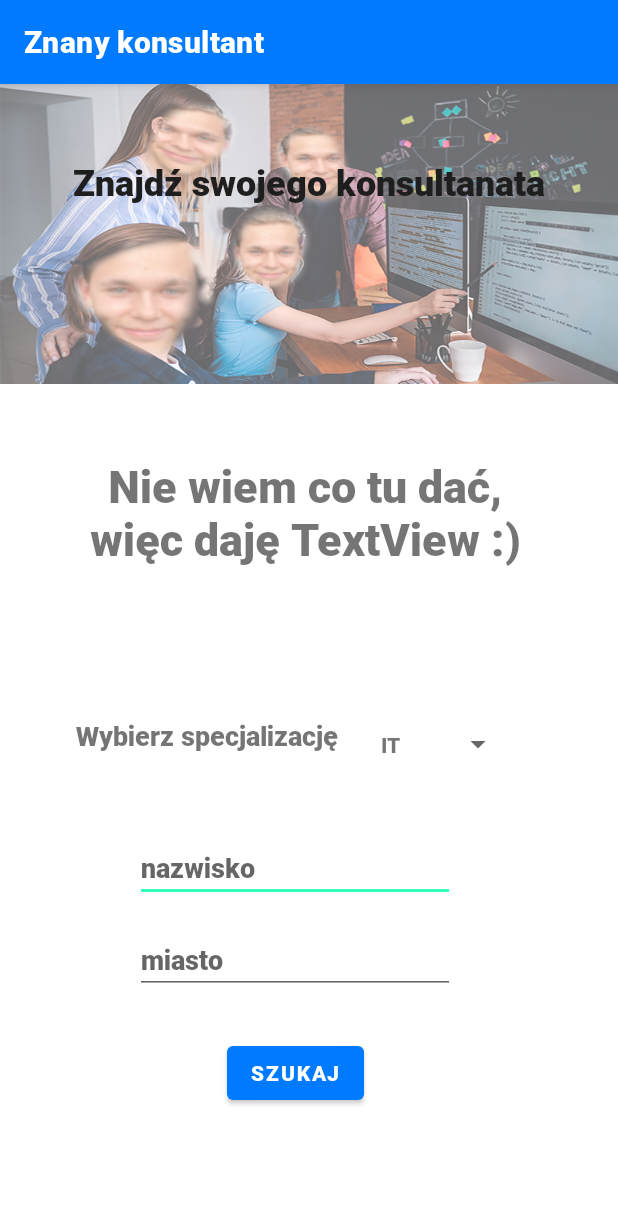
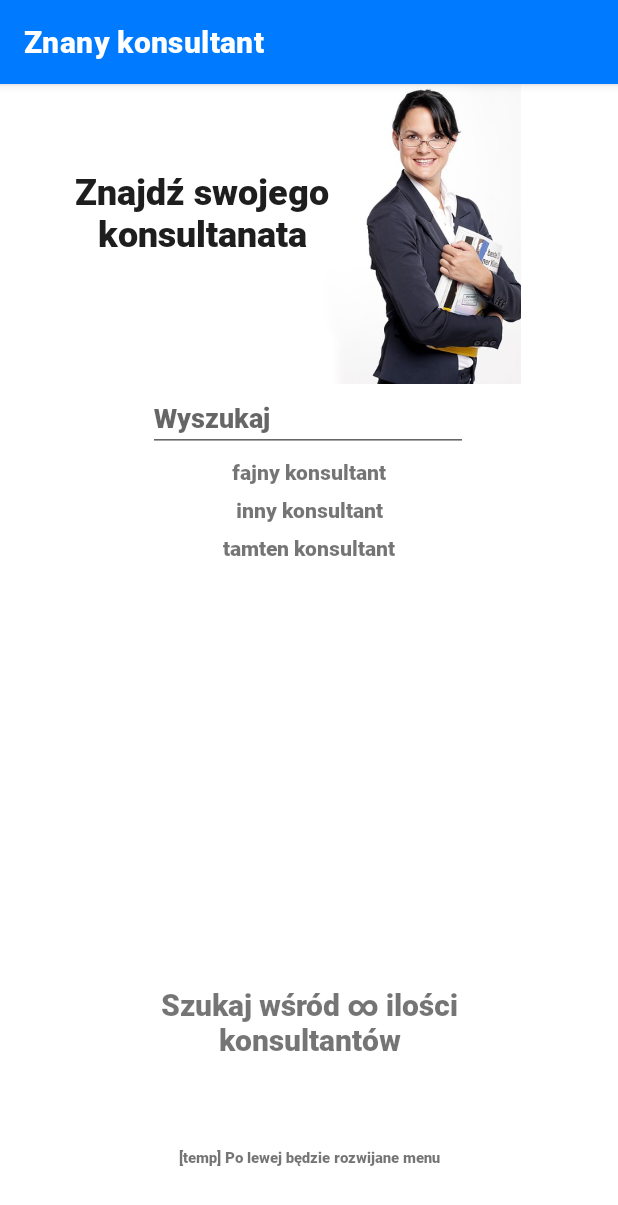
Before and after one commit to d-szydlo/znany-konsultant, an Android app: the MainPageActivity screen opened directly, with no data from a screen before it, on a phone screen of 412 x 824 dp. Shown: the top 1205 px of the screen. Run offline under Robolectric (Android 15) with nearby library versions, the phone set to English and light mode, and no system bars; Roboto replaces fonts that are not available here.

Commit message:
Implement user main page

```diff
--- a/app/build.gradle
+++ b/app/build.gradle
@@ -48,4 +48,6 @@ dependencies {
     androidTestImplementation 'androidx.test.ext:junit:1.1.2'
     androidTestImplementation 'androidx.test.espresso:espresso-core:3.3.0'
     implementation 'info.hoang8f:android-segmented:1.0.6'
+
+    implementation 'androidx.recyclerview:recyclerview:1.2.0'
 }
--- /dev/null
+++ b/app/src/main/java/com/example/znanykonultant/ConsultantListAdapter.kt
@@ -0,0 +1,27 @@
+package com.example.znanykonultant
+
+import android.view.LayoutInflater
+import android.view.View
+import android.view.ViewGroup
+import android.widget.TextView
+import androidx.recyclerview.widget.RecyclerView
+
+class ConsultantListAdapter(private val consultants: List<String>)
+    : RecyclerView.Adapter<ConsultantListAdapter.ViewHolder>() {
+
+    class ViewHolder(view: View) : RecyclerView.ViewHolder(view) {
+        val textView: TextView = view.findViewById(R.id.textView)
+    }
+
+    override fun onCreateViewHolder(parent: ViewGroup, viewType: Int): ConsultantListAdapter.ViewHolder {
+       val view = LayoutInflater.from(parent.context)
+           .inflate(R.layout.consultant_row_item, parent, false)
+        return ViewHolder(view)
+    }
+
+    override fun onBindViewHolder(holder: ConsultantListAdapter.ViewHolder, position: Int) {
+        holder.textView.text = consultants[position]
+    }
+
+    override fun getItemCount() = consultants.size
+}
--- a/app/src/main/java/com/example/znanykonultant/MainPageActivity.kt
+++ b/app/src/main/java/com/example/znanykonultant/MainPageActivity.kt
@@ -2,21 +2,30 @@ package com.example.znanykonultant
 
 import androidx.appcompat.app.AppCompatActivity
 import android.os.Bundle
-import android.widget.ArrayAdapter
-import android.widget.Spinner
+import android.view.WindowManager
+import androidx.recyclerview.widget.LinearLayoutManager
+import androidx.recyclerview.widget.RecyclerView
 
 class MainPageActivity : AppCompatActivity() {
     override fun onCreate(savedInstanceState: Bundle?) {
         super.onCreate(savedInstanceState)
-        setContentView(R.layout.activity_main_page)
-        initActivitySpinner()
+        setContentView(R.layout.activity_user_main_page)
+
+        blockMovingViews()
+        createRecyclerView()
     }
 
-    private fun initActivitySpinner() {
-        val picSpinner = findViewById<Spinner>(R.id.specialitySpinner)
-        val types = resources.getStringArray(R.array.specialities)
-        val adapter = SpinnerAdapter(this, types)
-        picSpinner.adapter = adapter
+    private fun createRecyclerView() {
+        val recyclerView = findViewById<RecyclerView>(R.id.recyclerView)
+        recyclerView.layoutManager = LinearLayoutManager(this)
+        recyclerView.adapter = ConsultantListAdapter(genTempData())
     }
 
+    private fun genTempData(): List<String> {
+        return listOf("fajny konsultant", "inny konsultant", "tamten konsultant")
+    }
+
+    private fun blockMovingViews() {
+        window.setSoftInputMode(WindowManager.LayoutParams.SOFT_INPUT_ADJUST_PAN)
+    }
 }
--- a/app/src/main/res/layout/activity_main_page.xml
+++ /dev/null
@@ -1,117 +0,0 @@
-<?xml version="1.0" encoding="utf-8"?>
-<androidx.constraintlayout.widget.ConstraintLayout xmlns:android="http://schemas.android.com/apk/res/android"
-    xmlns:app="http://schemas.android.com/apk/res-auto"
-    xmlns:tools="http://schemas.android.com/tools"
-    android:layout_width="match_parent"
-    android:layout_height="match_parent"
-    tools:context=".MainPageActivity">
-
-    <EditText
-        android:id="@+id/editName"
-        android:layout_width="wrap_content"
-        android:layout_height="wrap_content"
-        android:ems="10"
-        android:hint="@string/name_edit"
-        android:inputType="textPersonName"
-        app:layout_constraintBottom_toBottomOf="parent"
-        app:layout_constraintEnd_toEndOf="parent"
-        app:layout_constraintHorizontal_bias="0.452"
-        app:layout_constraintStart_toStartOf="parent"
-        app:layout_constraintTop_toBottomOf="@+id/tableRow"
-        app:layout_constraintVertical_bias="0.113" />
-
-    <EditText
-        android:id="@+id/editCity"
-        android:layout_width="wrap_content"
-        android:layout_height="wrap_content"
-        android:ems="10"
-        android:hint="@string/city_edit"
-        android:inputType="textPersonName"
-        app:layout_constraintBottom_toBottomOf="parent"
-        app:layout_constraintEnd_toEndOf="parent"
-        app:layout_constraintHorizontal_bias="0.452"
-        app:layout_constraintStart_toStartOf="parent"
-        app:layout_constraintTop_toBottomOf="@+id/editName"
-        app:layout_constraintVertical_bias="0.09" />
-
-    <Button
-        android:id="@+id/searchButton"
-        android:layout_width="wrap_content"
-        android:layout_height="wrap_content"
-        android:text="@string/btn_search"
-        app:layout_constraintBottom_toBottomOf="parent"
-        app:layout_constraintEnd_toEndOf="parent"
-        app:layout_constraintHorizontal_bias="0.471"
-        app:layout_constraintStart_toStartOf="parent"
-        app:layout_constraintTop_toBottomOf="@+id/editCity"
-        app:layout_constraintVertical_bias="0.25" />
-
-    <ImageView
-        android:id="@+id/imageView"
-        android:layout_width="0dp"
-        android:layout_height="200dp"
-        android:alpha="0.65"
-        android:scaleType="fitXY"
-        app:layout_constraintBottom_toBottomOf="parent"
-        app:layout_constraintEnd_toEndOf="parent"
-        app:layout_constraintHorizontal_bias="0.0"
-        app:layout_constraintStart_toStartOf="parent"
-        app:layout_constraintTop_toTopOf="parent"
-        app:layout_constraintVertical_bias="0.0"
-        app:srcCompat="@drawable/main_page" />
-
-    <TextView
-        android:id="@+id/textView"
-        android:layout_width="wrap_content"
-        android:layout_height="wrap_content"
-        android:text="@string/main_title"
-        android:textAlignment="center"
-        android:textColor="#1E1E1E"
-        android:textSize="24sp"
-        android:textStyle="bold"
-        app:layout_constraintBottom_toBottomOf="@+id/imageView"
-        app:layout_constraintEnd_toEndOf="parent"
-        app:layout_constraintStart_toStartOf="parent"
-        app:layout_constraintTop_toTopOf="@+id/imageView"
-        app:layout_constraintVertical_bias="0.291" />
-
-    <TableRow
-        android:id="@+id/tableRow"
-        android:layout_width="310dp"
-        android:layout_height="50dp"
-        app:layout_constraintBottom_toBottomOf="parent"
-        app:layout_constraintEnd_toEndOf="parent"
-        app:layout_constraintHorizontal_bias="0.495"
-        app:layout_constraintStart_toStartOf="parent"
-        app:layout_constraintTop_toBottomOf="@+id/textView4"
-        app:layout_constraintVertical_bias="0.199">
-
-        <TextView
-            android:id="@+id/textView3"
-            android:layout_width="wrap_content"
-            android:layout_height="match_parent"
-            android:text="@string/speciality_header"
-            android:textSize="18sp" />
-
-        <Spinner
-            android:id="@+id/specialitySpinner"
-            android:layout_width="117dp"
-            android:layout_height="36dp" />
-    </TableRow>
-
-    <TextView
-        android:id="@+id/textView4"
-        android:layout_width="310dp"
-        android:layout_height="101dp"
-        android:text="@string/sample_text"
-        android:textAlignment="center"
-        android:textSize="30sp"
-        android:textStyle="bold"
-        app:layout_constraintBottom_toBottomOf="parent"
-        app:layout_constraintEnd_toEndOf="parent"
-        app:layout_constraintHorizontal_bias="0.475"
-        app:layout_constraintStart_toStartOf="parent"
-        app:layout_constraintTop_toBottomOf="@+id/imageView"
-        app:layout_constraintVertical_bias="0.102" />
-
-</androidx.constraintlayout.widget.ConstraintLayout>
--- /dev/null
+++ b/app/src/main/res/layout/activity_user_main_page.xml
@@ -0,0 +1,83 @@
+<?xml version="1.0" encoding="utf-8"?>
+<androidx.constraintlayout.widget.ConstraintLayout xmlns:android="http://schemas.android.com/apk/res/android"
+    xmlns:app="http://schemas.android.com/apk/res-auto"
+    xmlns:tools="http://schemas.android.com/tools"
+    android:layout_width="match_parent"
+    android:layout_height="match_parent"
+    tools:context=".MainPageActivity">
+
+    <ImageView
+        android:id="@+id/imageView"
+        android:layout_width="0dp"
+        android:layout_height="200dp"
+        app:layout_constraintBottom_toBottomOf="parent"
+        app:layout_constraintEnd_toEndOf="parent"
+        app:layout_constraintStart_toStartOf="parent"
+        app:layout_constraintTop_toTopOf="parent"
+        app:layout_constraintVertical_bias="0.0"
+        app:srcCompat="@drawable/main_page" />
+
+    <TextView
+        android:id="@+id/mainPageTitle"
+        android:layout_width="234dp"
+        android:layout_height="91dp"
+        android:text="@string/main_page_title"
+        android:textAlignment="center"
+        android:textColor="#1E1E1E"
+        android:textSize="24sp"
+        android:textStyle="bold"
+        app:layout_constraintBottom_toBottomOf="@+id/imageView"
+        app:layout_constraintEnd_toEndOf="parent"
+        app:layout_constraintHorizontal_bias="0.1"
+        app:layout_constraintStart_toStartOf="parent"
+        app:layout_constraintTop_toTopOf="@+id/imageView" />
+
+    <androidx.recyclerview.widget.RecyclerView
+        android:id="@+id/recyclerView"
+        android:layout_width="match_parent"
+        android:layout_height="250dp"
+        app:layout_constraintBottom_toBottomOf="parent"
+        app:layout_constraintEnd_toEndOf="parent"
+        app:layout_constraintStart_toStartOf="parent"
+        app:layout_constraintTop_toBottomOf="@+id/editTextTextPersonName"
+        app:layout_constraintVertical_bias="0.0" />
+
+    <EditText
+        android:id="@+id/editTextTextPersonName"
+        android:layout_width="wrap_content"
+        android:layout_height="wrap_content"
+        android:ems="10"
+        android:inputType="textPersonName"
+        android:hint="@string/initial_search_hint"
+        app:layout_constraintBottom_toBottomOf="parent"
+        app:layout_constraintEnd_toEndOf="parent"
+        app:layout_constraintHorizontal_bias="0.497"
+        app:layout_constraintStart_toStartOf="parent"
+        app:layout_constraintTop_toBottomOf="@+id/imageView"
+        app:layout_constraintVertical_bias="0.0" />
+
+    <TextView
+        android:id="@+id/mainPageSubtitle"
+        android:layout_width="261dp"
+        android:layout_height="63dp"
+        android:text="@string/main_page_subtitle"
+        android:textAlignment="center"
+        android:textSize="20sp"
+        android:textStyle="bold"
+        app:layout_constraintBottom_toBottomOf="parent"
+        app:layout_constraintEnd_toEndOf="parent"
+        app:layout_constraintStart_toStartOf="parent"
+        app:layout_constraintTop_toBottomOf="@+id/recyclerView" />
+
+    <TextView
+        android:id="@+id/tempTextview"
+        android:layout_width="wrap_content"
+        android:layout_height="wrap_content"
+        android:textSize="10sp"
+        android:text="[temp] Po lewej będzie rozwijane menu"
+        app:layout_constraintBottom_toBottomOf="parent"
+        app:layout_constraintEnd_toEndOf="parent"
+        app:layout_constraintStart_toStartOf="parent"
+        app:layout_constraintTop_toBottomOf="@+id/mainPageSubtitle" />
+
+</androidx.constraintlayout.widget.ConstraintLayout>
--- /dev/null
+++ b/app/src/main/res/layout/consultant_row_item.xml
@@ -0,0 +1,17 @@
+<?xml version="1.0" encoding="utf-8"?>
+<androidx.constraintlayout.widget.ConstraintLayout xmlns:android="http://schemas.android.com/apk/res/android"
+    xmlns:app="http://schemas.android.com/apk/res-auto"
+    xmlns:tools="http://schemas.android.com/tools"
+    android:layout_width="match_parent"
+    android:layout_height="25dp">
+
+    <TextView
+        android:id="@+id/textView"
+        android:layout_width="wrap_content"
+        android:layout_height="wrap_content"
+        android:text="TextView"
+        app:layout_constraintBottom_toBottomOf="parent"
+        app:layout_constraintEnd_toEndOf="parent"
+        app:layout_constraintStart_toStartOf="parent"
+        app:layout_constraintTop_toTopOf="parent" />
+</androidx.constraintlayout.widget.ConstraintLayout>
--- a/app/src/main/res/values/strings.xml
+++ b/app/src/main/res/values/strings.xml
@@ -5,9 +5,9 @@
     <string name="name_edit">nazwisko</string>
     <string name="city_edit">miasto</string>
     <string name="btn_search">Szukaj</string>
-    <string name="main_title">Znajdź swojego konsultanata</string>
     <string name="speciality_header">Wybierz specjalizację</string>
-    <string name="sample_text">Nie wiem co tu dać, więc daję TextView :)</string>
+    <string name="main_page_title">Znajdź swojego konsultanata</string>
+    <string name="main_page_subtitle">Szukaj wśród &#8734; ilości konsultantów</string>
 
     <string-array name="specialities">
         <item>IT</item>
@@ -22,6 +22,7 @@
     <string name="password">Hasło</string>
     <string name="hello_blank_fragment">Hello blank fragment</string>
     <string name="register">Zarejestruj się</string>
+    <string name="initial_search_hint">Wyszukaj</string>
 
     <string-array name="category">
         <item>Wybierz</item>
```
Also changed, not shown: app/src/main/res/drawable/main_page.jpg (added), app/src/main/res/drawable/main_page.png (deleted).
